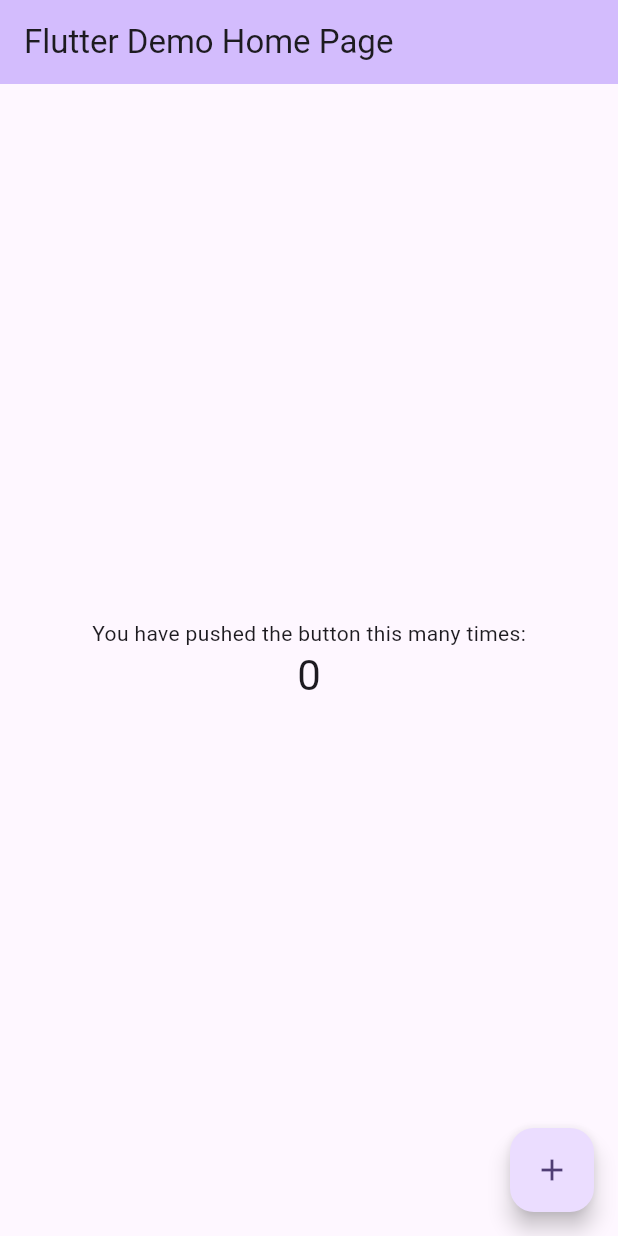
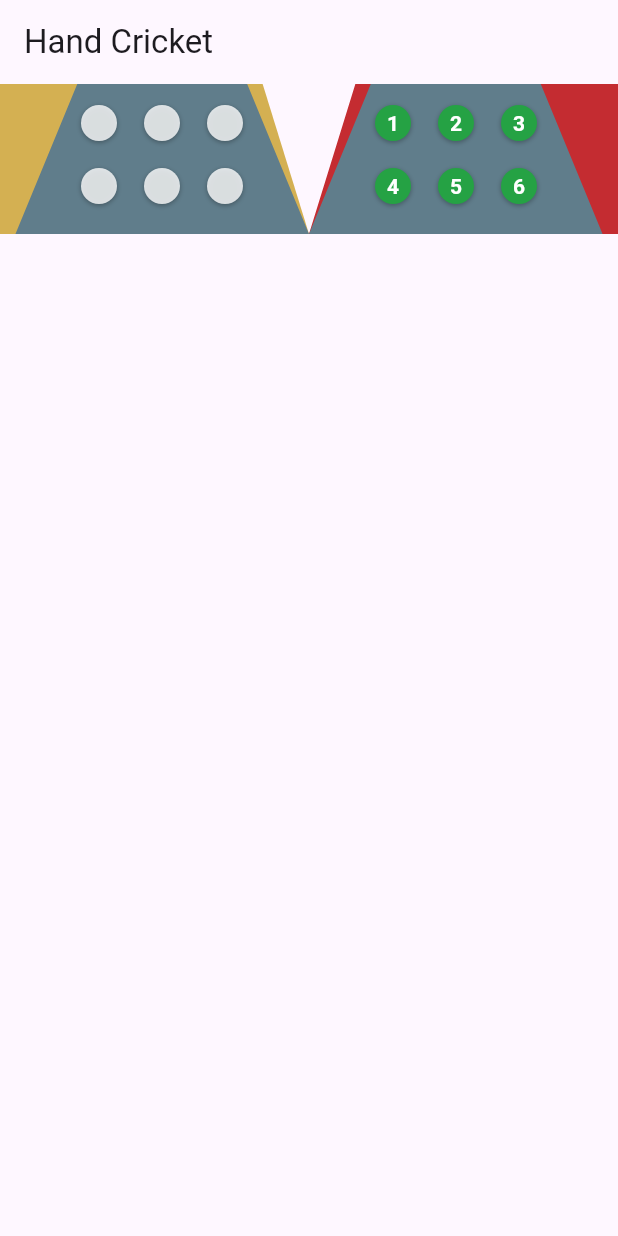
Before and after one commit to guptapriyanshu7/hand_cricket, a Flutter app: the screen it shows after launch, on a phone screen of 412 x 824 dp. Run offline on Flutter 3.47's test engine with Material 3 defaults, Android fonts, the light colour scheme and no system bars.

Commit message:
Add GameScreen and ScoreBoard widgets for Hand Cricket game
- Implemented GameScreen as the main interface for the game, featuring a scoreboard and placeholders for game status, animations, timer, and number pad.
- Created ScoreBoard widget to display player scores with custom slanted designs using ClipPath.
- Introduced custom clipper classes for unique scoreboard shapes.

Signed-off-by: Priyanshu Gupta <guptapriyanshu71@gmail.com>

```diff
--- a/lib/main.dart
+++ b/lib/main.dart
@@ -1,4 +1,13 @@
 import 'package:flutter/material.dart';
+import 'package:hand_cricket/data/datasources/local/game_local_data_source.dart';
+import 'package:hand_cricket/data/repositories/game_repository_impl.dart';
+import 'package:hand_cricket/domain/repositories/game_repository.dart';
+import 'package:hand_cricket/domain/usecases/evaluate_outcome.dart';
+import 'package:hand_cricket/domain/usecases/get_bot_choice.dart';
+import 'package:hand_cricket/domain/usecases/reset_game.dart';
+import 'package:hand_cricket/presentation/providers/game_provider.dart';
+import 'package:hand_cricket/presentation/screens/game_screen.dart';
+import 'package:provider/provider.dart';
 
 void main() {
   runApp(const MyApp());
@@ -6,117 +15,37 @@ void main() {
 
 class MyApp extends StatelessWidget {
   const MyApp({super.key});
-
-  // This widget is the root of your application.
   @override
   Widget build(BuildContext context) {
-    return MaterialApp(
-      title: 'Flutter Demo',
-      theme: ThemeData(
-        // This is the theme of your application.
-        //
-        // TRY THIS: Try running your application with "flutter run". You'll see
-        // the application has a purple toolbar. Then, without quitting the app,
-        // try changing the seedColor in the colorScheme below to Colors.green
-        // and then invoke "hot reload" (save your changes or press the "hot
-        // reload" button in a Flutter-supported IDE, or press "r" if you used
-        // the command line to start the app).
-        //
-        // Notice that the counter didn't reset back to zero; the application
-        // state is not lost during the reload. To reset the state, use hot
-        // restart instead.
-        //
-        // This works for code too, not just values: Most code changes can be
-        // tested with just a hot reload.
-        colorScheme: ColorScheme.fromSeed(seedColor: Colors.deepPurple),
+    return MultiProvider(
+      providers: [
+        Provider<GameLocalDataSource>(create: (_) => GameLocalDataSourceImpl()),
+        Provider<GameRepository>(
+          create:
+              (context) => GameRepositoryImpl(
+                localDataSource: context.read<GameLocalDataSource>(),
+              ),
+        ),
+        ChangeNotifierProvider<GameProvider>(
+          create:
+              (context) => GameProvider(
+                getBotChoice: GetBotChoice(context.read<GameRepository>()),
+                evaluateOutcome: EvaluateOutcome(
+                  context.read<GameRepository>(),
+                ),
+                resetGame: ResetGame(context.read<GameRepository>()),
+              ),
+        ),
+      ],
+      child: MaterialApp(
+        title: 'Hand Cricket',
+        debugShowCheckedModeBanner: false,
+        theme: ThemeData(
+          colorScheme: ColorScheme.fromSeed(seedColor: Colors.deepPurple),
+          useMaterial3: true,
+        ),
+        home: const GameScreen(),
       ),
-      home: const MyHomePage(title: 'Flutter Demo Home Page'),
     );
   }
 }
-
-class MyHomePage extends StatefulWidget {
-  const MyHomePage({super.key, required this.title});
-
-  // This widget is the home page of your application. It is stateful, meaning
-  // that it has a State object (defined below) that contains fields that affect
-  // how it looks.
-
-  // This class is the configuration for the state. It holds the values (in this
-  // case the title) provided by the parent (in this case the App widget) and
-  // used by the build method of the State. Fields in a Widget subclass are
-  // always marked "final".
-
-  final String title;
-
-  @override
-  State<MyHomePage> createState() => _MyHomePageState();
-}
-
-class _MyHomePageState extends State<MyHomePage> {
-  int _counter = 0;
-
-  void _incrementCounter() {
-    setState(() {
-      // This call to setState tells the Flutter framework that something has
-      // changed in this State, which causes it to rerun the build method below
-      // so that the display can reflect the updated values. If we changed
-      // _counter without calling setState(), then the build method would not be
-      // called again, and so nothing would appear to happen.
-      _counter++;
-    });
-  }
-
-  @override
-  Widget build(BuildContext context) {
-    // This method is rerun every time setState is called, for instance as done
-    // by the _incrementCounter method above.
-    //
-    // The Flutter framework has been optimized to make rerunning build methods
-    // fast, so that you can just rebuild anything that needs updating rather
-    // than having to individually change instances of widgets.
-    return Scaffold(
-      appBar: AppBar(
-        // TRY THIS: Try changing the color here to a specific color (to
-        // Colors.amber, perhaps?) and trigger a hot reload to see the AppBar
-        // change color while the other colors stay the same.
-        backgroundColor: Theme.of(context).colorScheme.inversePrimary,
-        // Here we take the value from the MyHomePage object that was created by
-        // the App.build method, and use it to set our appbar title.
-        title: Text(widget.title),
-      ),
-      body: Center(
-        // Center is a layout widget. It takes a single child and positions it
-        // in the middle of the parent.
-        child: Column(
-          // Column is also a layout widget. It takes a list of children and
-          // arranges them vertically. By default, it sizes itself to fit its
-          // children horizontally, and tries to be as tall as its parent.
-          //
-          // Column has various properties to control how it sizes itself and
-          // how it positions its children. Here we use mainAxisAlignment to
-          // center the children vertically; the main axis here is the vertical
-          // axis because Columns are vertical (the cross axis would be
-          // horizontal).
-          //
-          // TRY THIS: Invoke "debug painting" (choose the "Toggle Debug Paint"
-          // action in the IDE, or press "p" in the console), to see the
-          // wireframe for each widget.
-          mainAxisAlignment: MainAxisAlignment.center,
-          children: <Widget>[
-            const Text('You have pushed the button this many times:'),
-            Text(
-              '$_counter',
-              style: Theme.of(context).textTheme.headlineMedium,
-            ),
-          ],
-        ),
-      ),
-      floatingActionButton: FloatingActionButton(
-        onPressed: _incrementCounter,
-        tooltip: 'Increment',
-        child: const Icon(Icons.add),
-      ), // This trailing comma makes auto-formatting nicer for build methods.
-    );
-  }
-}
--- /dev/null
+++ b/lib/presentation/screens/game_screen.dart
@@ -0,0 +1,40 @@
+// the main game screen as shared
+// has a scoreboard
+// then names and in the middle total score
+// then the hand animations
+// the the timer
+// then the numpad for the runs
+
+import 'package:flutter/material.dart';
+import 'package:hand_cricket/domain/entities/game_state.dart';
+import 'package:hand_cricket/presentation/providers/game_provider.dart';
+import 'package:hand_cricket/presentation/widgets/scoreboard.dart';
+import 'package:provider/provider.dart';
+
+class GameScreen extends StatelessWidget {
+  const GameScreen({super.key});
+
+  @override
+  Widget build(BuildContext context) {
+    return Scaffold(
+      appBar: AppBar(title: const Text('Hand Cricket')),
+      body: Consumer<GameProvider>(
+        builder: (context, provider, _) {
+          final state = provider.state;
+          return Column(
+            children: [
+              ScoreBoard(),
+              // GameStatusBar(phase: state.phase),
+              // HandAnimation(
+              //   playerChoice: state.player.currentChoice,
+              //   botChoice: state.bot.currentChoice,
+              // ),
+              // const CountdownTimer(duration: 10),
+              // NumberPad(onNumberSelected: provider.playerChooses),
+            ],
+          );
+        },
+      ),
+    );
+  }
+}
--- /dev/null
+++ b/lib/presentation/widgets/scoreboard.dart
@@ -0,0 +1,183 @@
+import 'package:flutter/material.dart';
+
+class ScoreBoard extends StatelessWidget {
+
+  const ScoreBoard({super.key});
+
+  @override
+  Widget build(BuildContext context) {
+    return SizedBox(
+      height: 100,
+      width: double.infinity,
+      child: Row(
+        children: [
+          Expanded(
+            child: Stack(
+              children: [
+                ClipPath(
+                  clipper: RightSlantClipper(),
+                  child: Container(color: Color(0xFFD4B052)),
+                ),
+                ClipPath(
+                  clipper: MiddleLeftSlantClipper(),
+                  child: Container(
+                    color: Colors.blueGrey,
+                    padding: const EdgeInsets.only(
+                      top: 5,
+                      left: 45,
+                      bottom: 5,
+                      right: 35,
+                    ),
+                    child: GridView.count(
+                      crossAxisCount: 3,
+                      children: List.generate(6, (index) {
+                        return Center(
+                          child: Container(
+                            width: 24,
+                            height: 24,
+                            decoration: BoxDecoration(
+                              shape: BoxShape.circle,
+                              color: Colors.white.withValues(alpha: 0.8),
+                              boxShadow: [
+                                BoxShadow(
+                                  color: Colors.black.withValues(alpha: 0.3),
+                                  blurRadius: 2,
+                                  offset: Offset(0, 1),
+                                ),
+                              ],
+                            ),
+                          ),
+                        );
+                      }),
+                    ),
+                  ),
+                ),
+              ],
+            ),
+          ),
+
+          Expanded(
+            child: Stack(
+              children: [
+                ClipPath(
+                  clipper: LeftSlantClipper(),
+                  child: Container(color: Color(0xFFC42C31)),
+                ),
+                ClipPath(
+                  clipper: MiddleRightSlantClipper(),
+                  child: Container(
+                    color: Colors.blueGrey,
+                    padding: const EdgeInsets.only(
+                      top: 5,
+                      left: 35,
+                      bottom: 5,
+                      right: 45,
+                    ),
+                    child: GridView.count(
+                      crossAxisCount: 3,
+                      children: List.generate(6, (index) {
+                        return Center(
+                          child: Container(
+                            width: 24,
+                            height: 24,
+                            decoration: BoxDecoration(
+                              shape: BoxShape.circle,
+                              color: Color(0xFF25A244),
+                              boxShadow: [
+                                BoxShadow(
+                                  color: Colors.black.withOpacity(0.3),
+                                  blurRadius: 2,
+                                  offset: Offset(0, 1),
+                                ),
+                              ],
+                            ),
+                            child: Center(
+                              child: Text(
+                                '${index + 1}',
+                                style: TextStyle(
+                                  color: Colors.white,
+                                  fontWeight: FontWeight.bold,
+                                ),
+                              ),
+                            ),
+                          ),
+                        );
+                      }),
+                    ),
+                  ),
+                ),
+              ],
+            ),
+          ),
+        ],
+      ),
+    );
+  }
+}
+
+class RightSlantClipper extends CustomClipper<Path> {
+  @override
+  Path getClip(Size size) {
+    Path path = Path();
+    path.lineTo(0, 0);
+    path.lineTo(size.width * 0.85, 0);
+    path.lineTo(size.width, size.height);
+    path.lineTo(0, size.height);
+    path.close();
+    return path;
+  }
+
+  @override
+  bool shouldReclip(CustomClipper<Path> oldClipper) => false;
+}
+
+class LeftSlantClipper extends CustomClipper<Path> {
+  @override
+  Path getClip(Size size) {
+    Path path = Path();
+    path.lineTo(size.width * 0.15, 0);
+    path.lineTo(size.width, 0);
+    path.lineTo(size.width, size.height);
+    path.lineTo(0, size.height);
+    path.lineTo(size.width * 0.15, 0);
+    path.close();
+    return path;
+  }
+
+  @override
+  bool shouldReclip(CustomClipper<Path> oldClipper) => false;
+}
+
+class MiddleLeftSlantClipper extends CustomClipper<Path> {
+  @override
+  Path getClip(Size size) {
+    Path path = Path();
+    path.lineTo(size.width * 0.25, 0);
+    path.lineTo(size.width * 0.8, 0);
+    path.lineTo(size.width, size.height);
+    path.lineTo(size.width * 0.05, size.height);
+    path.lineTo(size.width * 0.25, 0);
+    path.close();
+    return path;
+  }
+
+  @override
+  bool shouldReclip(CustomClipper<Path> oldClipper) => false;
+}
+
+class MiddleRightSlantClipper extends CustomClipper<Path> {
+  @override
+  Path getClip(Size size) {
+    Path path = Path();
+    path.lineTo(size.width * 0.2, 0);
+    path.lineTo(size.width * 0.75, 0);
+    path.lineTo(size.width * 0.95, size.height);
+    path.lineTo(0, size.height);
+    path.lineTo(size.width * 0.2, 0);
+    path.close();
+    return path;
+  }
+
+  @override
+  bool shouldReclip(CustomClipper<Path> oldClipper) => false;
+}
--- a/pubspec.yaml
+++ b/pubspec.yaml
@@ -34,6 +34,7 @@ dependencies:
   # The following adds the Cupertino Icons font to your application.
   # Use with the CupertinoIcons class for iOS style icons.
   cupertino_icons: ^1.0.8
+  provider: ^6.1.4
 
 dev_dependencies:
   flutter_test:
```
Also changed, not shown: assets/batting.png (added), assets/five.png (added), assets/four.png (added), assets/game_defend.webp (added), assets/one.png (added), assets/out.png (added), assets/sixer.png (added), assets/three.png (added), assets/two.png (added), assets/you_won.png (added), pubspec.lock, 1 other file.
